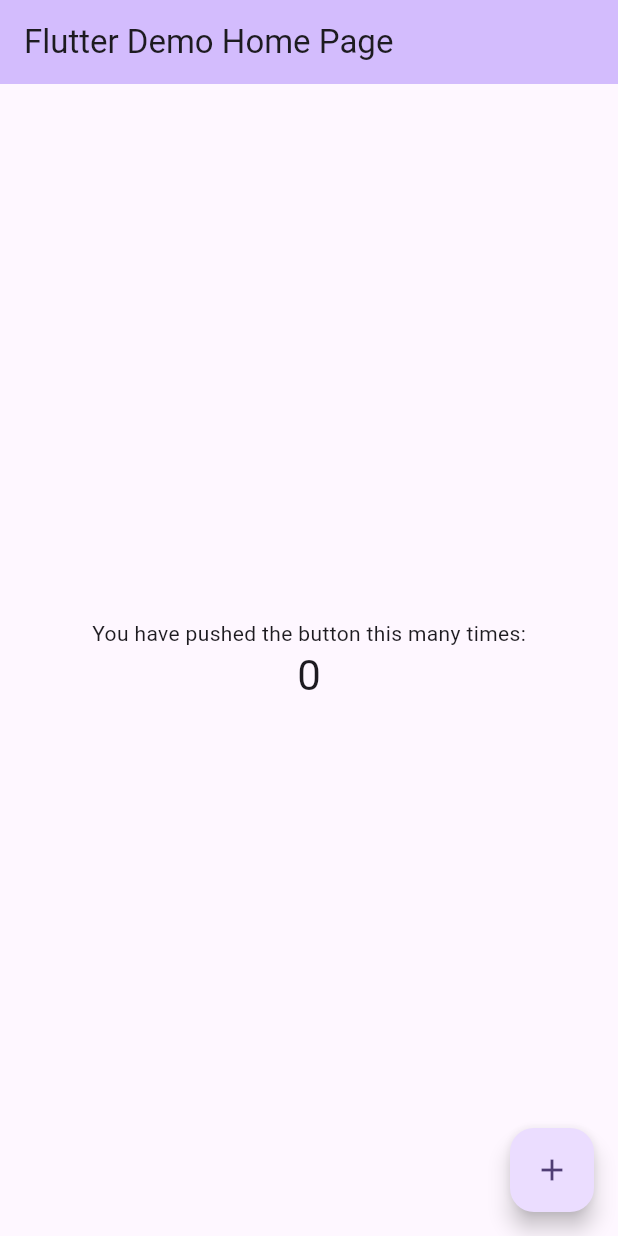
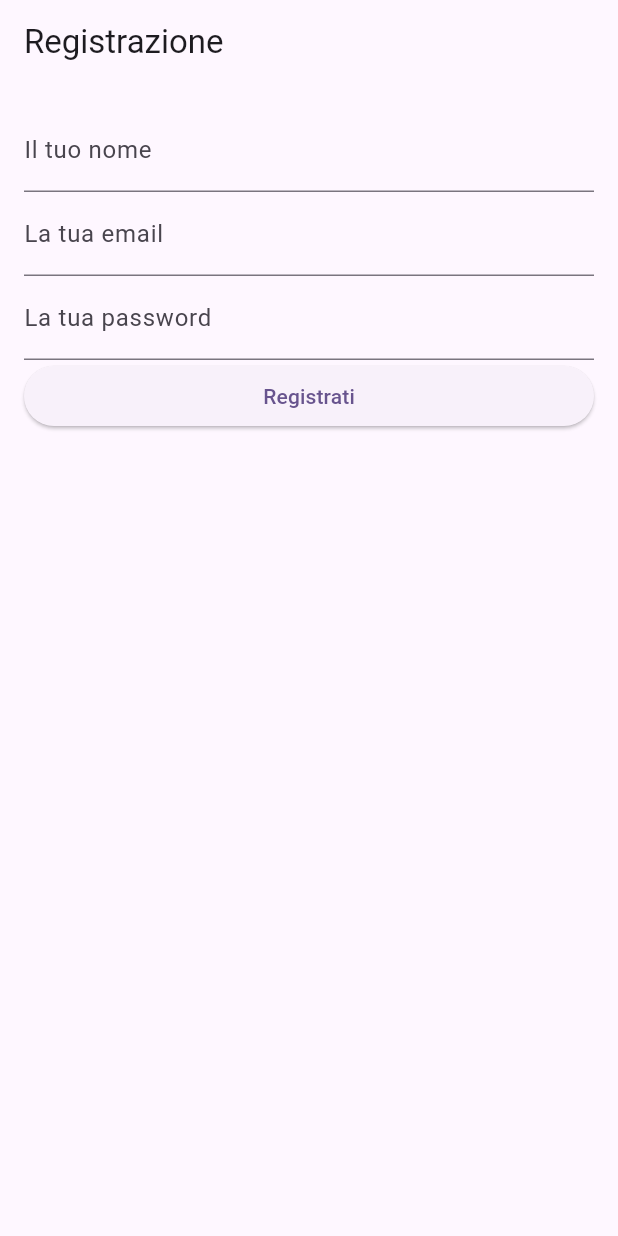
Before and after one commit to simoneboerci/lush, a Flutter app: the screen it shows after launch, on a phone screen of 412 x 824 dp. Run offline on Flutter 3.47's test engine with Material 3 defaults, Android fonts, the phone set to English and light mode, and no system bars.

Commit message:
Basic registration screen

```diff
--- a/lush_app/lib/main.dart
+++ b/lush_app/lib/main.dart
@@ -1,4 +1,6 @@
 import 'package:flutter/material.dart';
+
+import 'screens/registration_screen.dart';
 
 void main() {
   runApp(const MyApp());
@@ -31,95 +33,6 @@
           colorScheme: ColorScheme.fromSeed(seedColor: Colors.deepPurple),
           useMaterial3: true,
         ),
-      home: const MyHomePage(title: 'Flutter Demo Home Page'),
-    );
+        home: const RegistrationScreen());
   }
 }
-
-class MyHomePage extends StatefulWidget {
-  const MyHomePage({super.key, required this.title});
-
-  // This widget is the home page of your application. It is stateful, meaning
-  // that it has a State object (defined below) that contains fields that affect
-  // how it looks.
-
-  // This class is the configuration for the state. It holds the values (in this
-  // case the title) provided by the parent (in this case the App widget) and
-  // used by the build method of the State. Fields in a Widget subclass are
-  // always marked "final".
-
-  final String title;
-
-  @override
-  State<MyHomePage> createState() => _MyHomePageState();
-}
-
-class _MyHomePageState extends State<MyHomePage> {
-  int _counter = 0;
-
-  void _incrementCounter() {
-    setState(() {
-      // This call to setState tells the Flutter framework that something has
-      // changed in this State, which causes it to rerun the build method below
-      // so that the display can reflect the updated values. If we changed
-      // _counter without calling setState(), then the build method would not be
-      // called again, and so nothing would appear to happen.
-      _counter++;
-    });
-  }
-
-  @override
-  Widget build(BuildContext context) {
-    // This method is rerun every time setState is called, for instance as done
-    // by the _incrementCounter method above.
-    //
-    // The Flutter framework has been optimized to make rerunning build methods
-    // fast, so that you can just rebuild anything that needs updating rather
-    // than having to individually change instances of widgets.
-    return Scaffold(
-      appBar: AppBar(
-        // TRY THIS: Try changing the color here to a specific color (to
-        // Colors.amber, perhaps?) and trigger a hot reload to see the AppBar
-        // change color while the other colors stay the same.
-        backgroundColor: Theme.of(context).colorScheme.inversePrimary,
-        // Here we take the value from the MyHomePage object that was created by
-        // the App.build method, and use it to set our appbar title.
-        title: Text(widget.title),
-      ),
-      body: Center(
-        // Center is a layout widget. It takes a single child and positions it
-        // in the middle of the parent.
-        child: Column(
-          // Column is also a layout widget. It takes a list of children and
-          // arranges them vertically. By default, it sizes itself to fit its
-          // children horizontally, and tries to be as tall as its parent.
-          //
-          // Column has various properties to control how it sizes itself and
-          // how it positions its children. Here we use mainAxisAlignment to
-          // center the children vertically; the main axis here is the vertical
-          // axis because Columns are vertical (the cross axis would be
-          // horizontal).
-          //
-          // TRY THIS: Invoke "debug painting" (choose the "Toggle Debug Paint"
-          // action in the IDE, or press "p" in the console), to see the
-          // wireframe for each widget.
-          mainAxisAlignment: MainAxisAlignment.center,
-          children: <Widget>[
-            const Text(
-              'You have pushed the button this many times:',
-            ),
-            Text(
-              '$_counter',
-              style: Theme.of(context).textTheme.headlineMedium,
-            ),
-          ],
-        ),
-      ),
-      floatingActionButton: FloatingActionButton(
-        onPressed: _incrementCounter,
-        tooltip: 'Increment',
-        child: const Icon(Icons.add),
-      ), // This trailing comma makes auto-formatting nicer for build methods.
-    );
-  }
-}
--- /dev/null
+++ b/lush_app/lib/screens/registration_screen.dart
@@ -0,0 +1,67 @@
+import 'package:flutter/material.dart';
+
+import 'package:provider/provider.dart';
+
+import 'package:lush_app/view_models/registration_view_model.dart';
+
+class RegistrationScreen extends StatelessWidget {
+  const RegistrationScreen({super.key});
+
+  @override
+  Widget build(BuildContext context) {
+    return ChangeNotifierProvider(
+      create: (context) => RegistrationViewModel(),
+      child: Scaffold(
+        appBar: AppBar(
+          title: const Text('Registrazione'),
+        ),
+        body: Padding(
+          padding: const EdgeInsets.all(16.0),
+          child: Column(
+            crossAxisAlignment: CrossAxisAlignment.stretch,
+            children: [
+              _buildTextFiled(
+                  label: 'Il tuo nome',
+                  onChanged: (value) => {
+                        Provider.of<RegistrationViewModel>(context,
+                                listen: false)
+                            .setUsername(value)
+                      }),
+              _buildTextFiled(
+                  label: 'La tua email',
+                  onChanged: (value) => {
+                        Provider.of<RegistrationViewModel>(context,
+                                listen: false)
+                            .setEmail(value)
+                      }),
+              _buildTextFiled(
+                  label: 'La tua password',
+                  onChanged: (value) => {
+                        Provider.of<RegistrationViewModel>(context,
+                                listen: false)
+                            .setPassword(value)
+                      }),
+              ElevatedButton(
+                  onPressed: () =>
+                      Provider.of<RegistrationViewModel>(context, listen: false)
+                          .registerUser(),
+                  child: const Text('Registrati'))
+            ],
+          ),
+        ),
+      ),
+    );
+  }
+
+  Widget _buildTextFiled({
+    required String label,
+    bool obscureText = false,
+    required Function(String) onChanged,
+  }) {
+    return TextField(
+      obscureText: obscureText,
+      onChanged: onChanged,
+      decoration: InputDecoration(labelText: label),
+    );
+  }
+}
--- /dev/null
+++ b/lush_app/lib/view_models/registration_view_model.dart
@@ -0,0 +1,30 @@
+import 'package:flutter/foundation.dart';
+
+class RegistrationViewModel extends ChangeNotifier {
+  String _username = '';
+  String _email = '';
+  String _password = '';
+
+  String get username => _username;
+  String get email => _email;
+  String get password => _password;
+
+  void setUsername(String username) {
+    _username = username;
+    notifyListeners();
+  }
+
+  void setEmail(String email) {
+    _email = email;
+    notifyListeners();
+  }
+
+  void setPassword(String password) {
+    _password = password;
+    notifyListeners();
+  }
+
+  void registerUser() {
+    print('Registrazione con: $_username, $_email, $_password');
+  }
+}
--- a/lush_app/pubspec.yaml
+++ b/lush_app/pubspec.yaml
@@ -30,7 +30,7 @@ environment:
 dependencies:
   flutter:
     sdk: flutter
-
+  provider: ^6.1.2
 
   # The following adds the Cupertino Icons font to your application.
   # Use with the CupertinoIcons class for iOS style icons.
```
Also changed, not shown: lush_app/pubspec.lock. Lines whose indentation alone changed are shown as unchanged.
